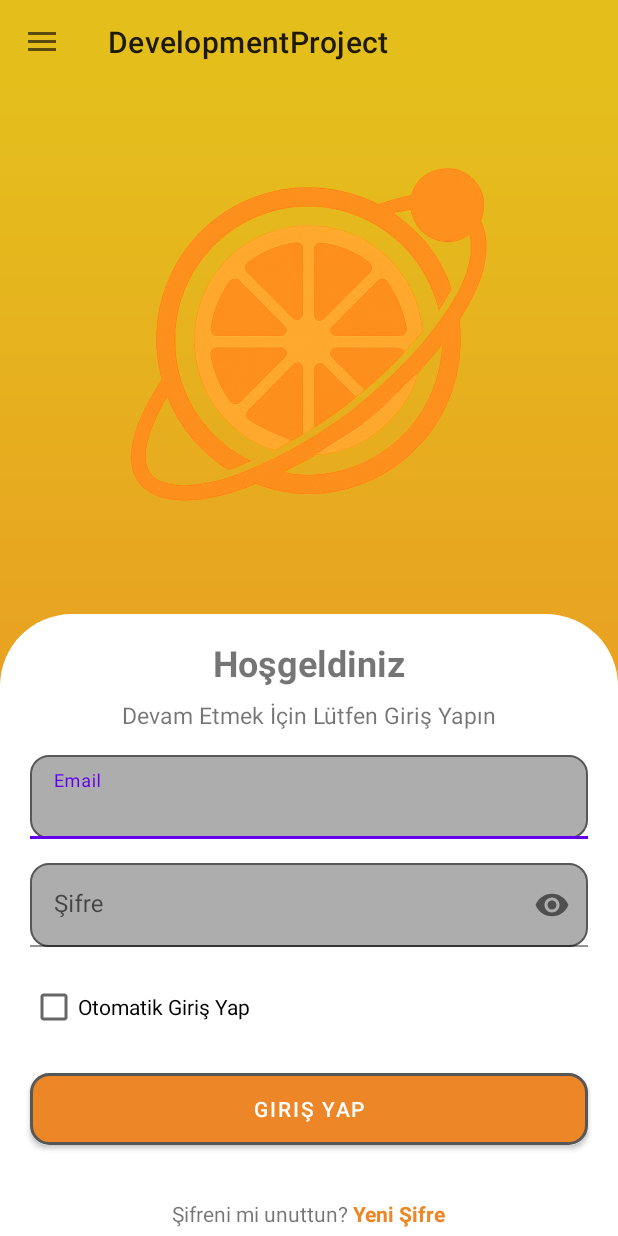
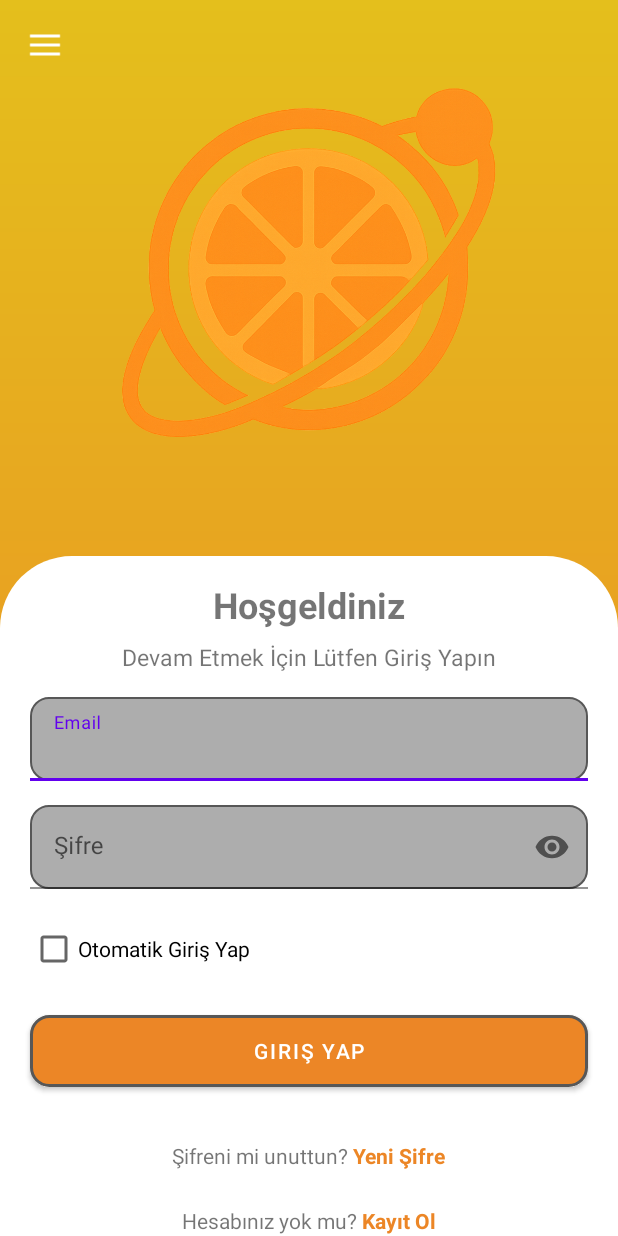
Before and after one commit to dogukanpayal/CitrusOrbit, an Android app: the screen it shows after launch (MainActivity), on a phone screen of 412 x 824 dp. Run offline under Robolectric (Android 15) with nearby library versions, the phone set to English and light mode, and no system bars; our stand-ins replace Firebase (no records; nobody signed in at launch, a user with empty details on screens opened directly).

Commit message:
Toolbar kaldırıldı ve navigation menu için button eklendi.

```diff
--- a/DevelopmentProject/app/src/main/java/com/dogukanpayal/developmentproject/LoginScreenFragment.kt
+++ b/DevelopmentProject/app/src/main/java/com/dogukanpayal/developmentproject/LoginScreenFragment.kt
@@ -3,11 +3,14 @@
 import android.os.Bundle
 import androidx.fragment.app.Fragment
 import android.view.View
+import android.widget.ImageButton
 import androidx.core.view.ViewCompat
 import androidx.core.view.WindowInsetsAnimationCompat
 import androidx.core.view.WindowInsetsCompat
 import androidx.core.view.doOnLayout
 import android.widget.Toast
+import androidx.core.view.GravityCompat
+import androidx.drawerlayout.widget.DrawerLayout
 import androidx.navigation.fragment.findNavController
 import com.dogukanpayal.developmentproject.databinding.FragmentLoginScreenBinding
 import com.google.firebase.database.*
@@ -26,6 +29,13 @@
     override fun onViewCreated(view: View, savedInstanceState: Bundle?) {
         super.onViewCreated(view, savedInstanceState)
         _binding = FragmentLoginScreenBinding.bind(view)
+
+        val drawerLayout = requireActivity().findViewById<DrawerLayout>(R.id.drawer_layout)
+
+        view.findViewById<ImageButton>(R.id.navAccessButton).setOnClickListener{
+            drawerLayout.openDrawer(GravityCompat.START)
+        }
+
 
 
         val formBox   = binding.formFieldBox
--- a/DevelopmentProject/app/src/main/java/com/dogukanpayal/developmentproject/MainActivity.kt
+++ b/DevelopmentProject/app/src/main/java/com/dogukanpayal/developmentproject/MainActivity.kt
@@ -21,12 +21,10 @@
         enableEdgeToEdge()
         setContentView(R.layout.activity_main)
 
-        val toolbar = findViewById<Toolbar>(R.id.toolbar)
-        setSupportActionBar(toolbar)
 
         val drawer = findViewById<DrawerLayout>(R.id.drawer_layout)
         val toggle = ActionBarDrawerToggle(
-            this, drawer, toolbar,
+            this, drawer,
             R.string.navigation_open , R.string.navigation_close
         )
 
--- a/DevelopmentProject/app/src/main/res/layout/activity_main.xml
+++ b/DevelopmentProject/app/src/main/res/layout/activity_main.xml
@@ -7,24 +7,6 @@
     android:id="@+id/drawer_layout"
     >
 
-    <androidx.constraintlayout.widget.ConstraintLayout
-        android:layout_width="match_parent"
-        android:layout_height="match_parent">
-
-        <androidx.appcompat.widget.Toolbar
-            android:id="@+id/toolbar"
-            android:layout_width="0dp"
-            android:layout_height="?attr/actionBarSize"
-            android:background="@color/sari"
-            app:layout_constraintTop_toTopOf="parent"
-            app:layout_constraintStart_toStartOf="parent"
-            app:layout_constraintEnd_toEndOf="parent"
-            app:popupTheme="@style/ThemeOverlay.AppCompat.Light"
-            >
-
-        </androidx.appcompat.widget.Toolbar>
-
-
 
         <androidx.fragment.app.FragmentContainerView
             android:layout_width="0dp"
@@ -33,16 +15,13 @@
             android:name="androidx.navigation.fragment.NavHostFragment"
             app:defaultNavHost="true"
             app:navGraph="@navigation/navigation"
-            app:layout_constraintTop_toBottomOf="@+id/toolbar"
+            app:layout_constraintTop_toBottomOf="parent"
             app:layout_constraintBottom_toBottomOf="parent"
             app:layout_constraintStart_toStartOf="parent"
             app:layout_constraintEnd_toEndOf="parent"
             >
-
         </androidx.fragment.app.FragmentContainerView>
 
-
-    </androidx.constraintlayout.widget.ConstraintLayout>
 <include
     layout="@layout/navigation_drawer"
     android:layout_width="wrap_content"
--- a/DevelopmentProject/app/src/main/res/layout/fragment_login_screen.xml
+++ b/DevelopmentProject/app/src/main/res/layout/fragment_login_screen.xml
@@ -2,6 +2,7 @@
 <androidx.constraintlayout.widget.ConstraintLayout
     xmlns:android="http://schemas.android.com/apk/res/android"
     xmlns:app="http://schemas.android.com/apk/res-auto"
+    xmlns:tools="http://schemas.android.com/tools"
     android:layout_width="match_parent"
     android:layout_height="match_parent"
     android:background="@drawable/background_style">
@@ -12,7 +13,7 @@
         android:layout_width="wrap_content"
         android:layout_height="wrap_content"
         android:orientation="horizontal"
-        app:layout_constraintGuide_percent="0.46" />
+        app:layout_constraintGuide_percent="0.45" />
 
 
     <androidx.constraintlayout.widget.ConstraintLayout
@@ -33,6 +34,19 @@
             app:layout_constraintBottom_toBottomOf="parent"
             app:layout_constraintStart_toStartOf="parent"
             app:layout_constraintEnd_toEndOf="parent"/>
+
+        <ImageButton
+            android:id="@+id/navAccessButton"
+            android:layout_width="40dp"
+            android:layout_height="40dp"
+            android:layout_marginStart="10dp"
+            android:layout_marginTop="10dp"
+            android:background="?attr/selectableItemBackgroundBorderless"
+            android:src="@drawable/hamburger"
+            app:layout_constraintStart_toStartOf="parent"
+            app:layout_constraintTop_toTopOf="parent">
+
+        </ImageButton>
     </androidx.constraintlayout.widget.ConstraintLayout>
 
 
--- a/DevelopmentProject/app/src/main/res/layout/fragment_page2.xml
+++ b/DevelopmentProject/app/src/main/res/layout/fragment_page2.xml
@@ -5,7 +5,6 @@
     android:layout_height="match_parent"
     tools:context=".Page2Fragment">
 
-    <!-- TODO: Update blank fragment layout -->
     <TextView
         android:layout_width="match_parent"
         android:layout_height="match_parent"
--- a/DevelopmentProject/app/src/main/res/values-night/themes.xml
+++ b/DevelopmentProject/app/src/main/res/values-night/themes.xml
@@ -1,7 +1,6 @@
 <resources xmlns:tools="http://schemas.android.com/tools">
-    <!-- Base application theme. -->
+
     <style name="Base.Theme.DevelopmentProject" parent="Theme.Material3.DayNight.NoActionBar">
-        <!-- Customize your dark theme here. -->
-        <!-- <item name="colorPrimary">@color/my_dark_primary</item> -->
+
     </style>
 </resources>
```
Also changed, not shown: DevelopmentProject/app/src/main/java/com/dogukanpayal/developmentproject/Page2Fragment.kt (+1 -36 lines), DevelopmentProject/app/src/main/res/values/themes.xml (+7 -3 lines), DevelopmentProject/app/src/main/res/drawable/hamburger.png (added).
